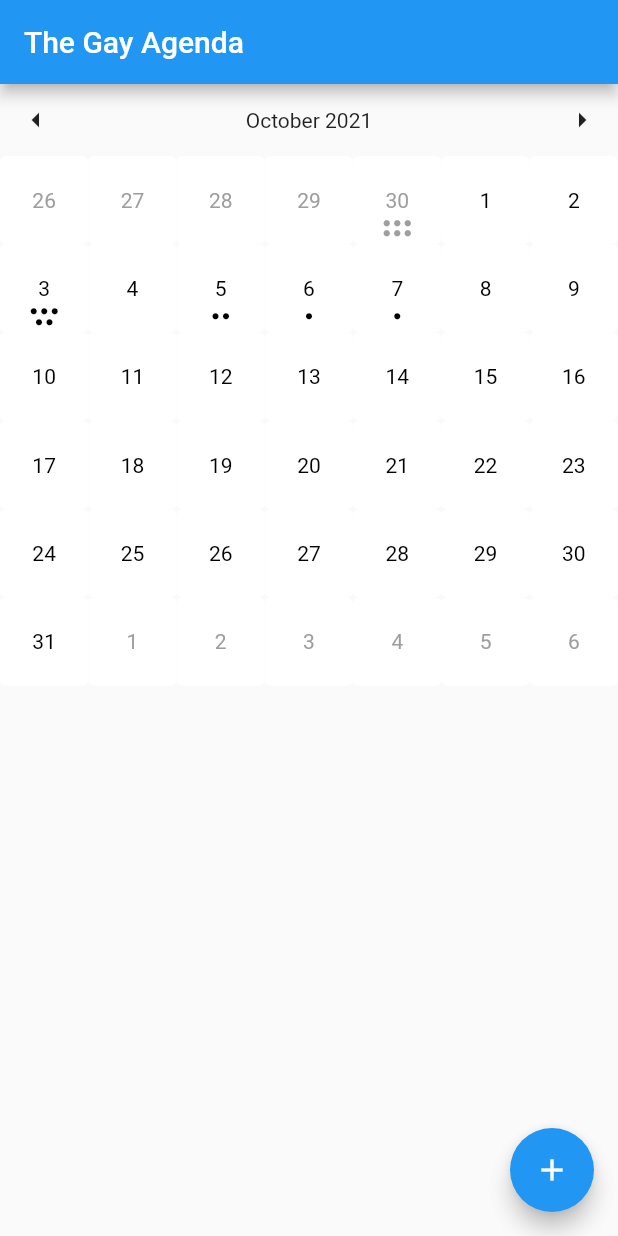
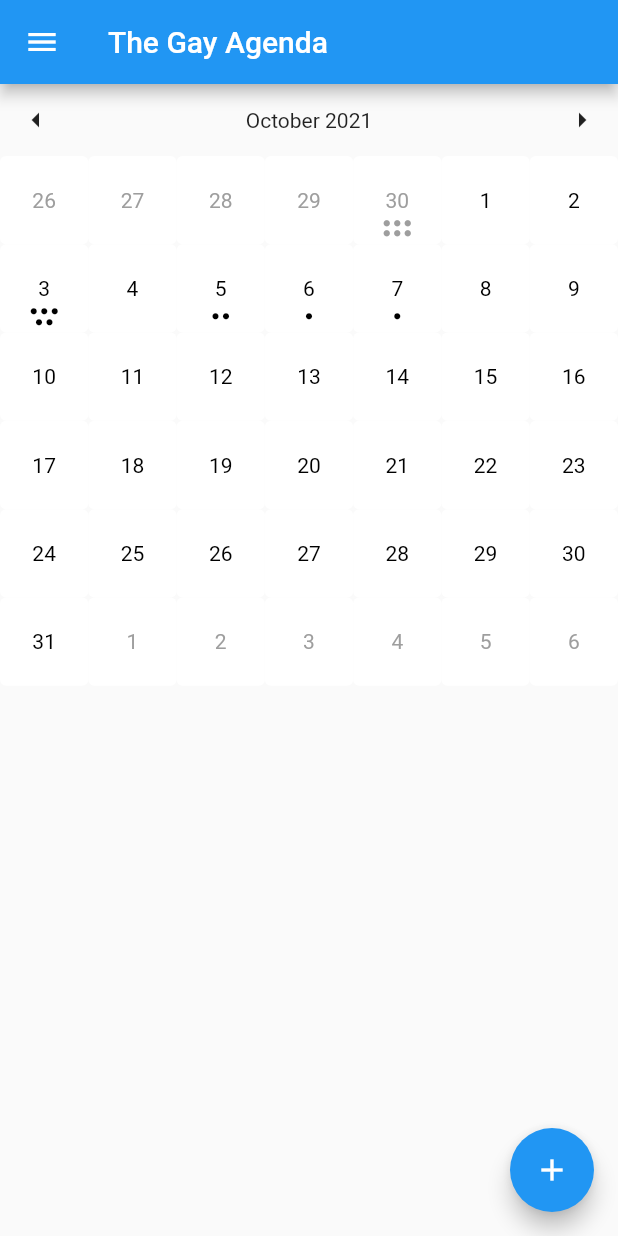
Before and after one commit to Aelerinya/the-gay-agenda, a Flutter app: the screen it shows after launch, on a phone screen of 412 x 824 dp. Run offline on Flutter 3.47's test engine with Material 2 defaults, Android fonts, the phone set to English and light mode, and no system bars; our stand-ins replace hive_flutter; accounts and stored records are empty.

Commit message:
feat: simple drawer

```diff
--- a/lib/screens/home_screen.dart
+++ b/lib/screens/home_screen.dart
@@ -1,8 +1,9 @@
 import 'package:flutter/material.dart';
 import 'package:flutter/widgets.dart';
 import 'package:hive_flutter/hive_flutter.dart';
+import 'package:the_gay_agenda/screens/create_event.dart';
 import 'package:the_gay_agenda/services/events.dart';
-import 'package:the_gay_agenda/screens/create_event.dart';
+import 'package:the_gay_agenda/widgets/drawer.dart';
 import 'package:the_gay_agenda/widgets/month_view.dart';
 
 class HomeScreen extends StatelessWidget {
@@ -15,6 +16,7 @@ class HomeScreen extends StatelessWidget {
       body: ValueListenableBuilder(
           valueListenable: Hive.box<Event>("events").listenable(),
           builder: (_, Box<Event> box, __) => MonthView(events: box.values)),
+      drawer: drawer(context),
       floatingActionButton: FloatingActionButton(
         onPressed: () {
           Navigator.push(context,
--- /dev/null
+++ b/lib/widgets/drawer.dart
@@ -0,0 +1,34 @@
+import 'package:flutter/material.dart';
+
+Drawer drawer(BuildContext context) {
+  return Drawer(
+    child: ListView(
+      padding: EdgeInsets.zero,
+      children: [
+        const UserAccountsDrawerHeader(
+          currentAccountPicture: CircleAvatar(
+            // TODO: Add Image from camera
+            backgroundImage: NetworkImage(
+                'https://cdn.discordapp.com/avatars/132917155468541952/58daa0ef5c60904f6387e061e1575408.webp?size=80'),
+          ),
+          // TODO: Add Profile info
+          accountName: Text(
+            'Dit Scord',
+            style: TextStyle(fontSize: 24.0),
+          ),
+          accountEmail: Text('example@example.com'),
+        ),
+        ListTile(
+          leading: const Icon(Icons.house_outlined),
+          title: const Text('Home'),
+          onTap: () {},
+        ),
+        ListTile(
+          leading: const Icon(Icons.settings),
+          title: const Text('Settings'),
+          onTap: () {},
+        ),
+      ],
+    ),
+  );
+}
```
